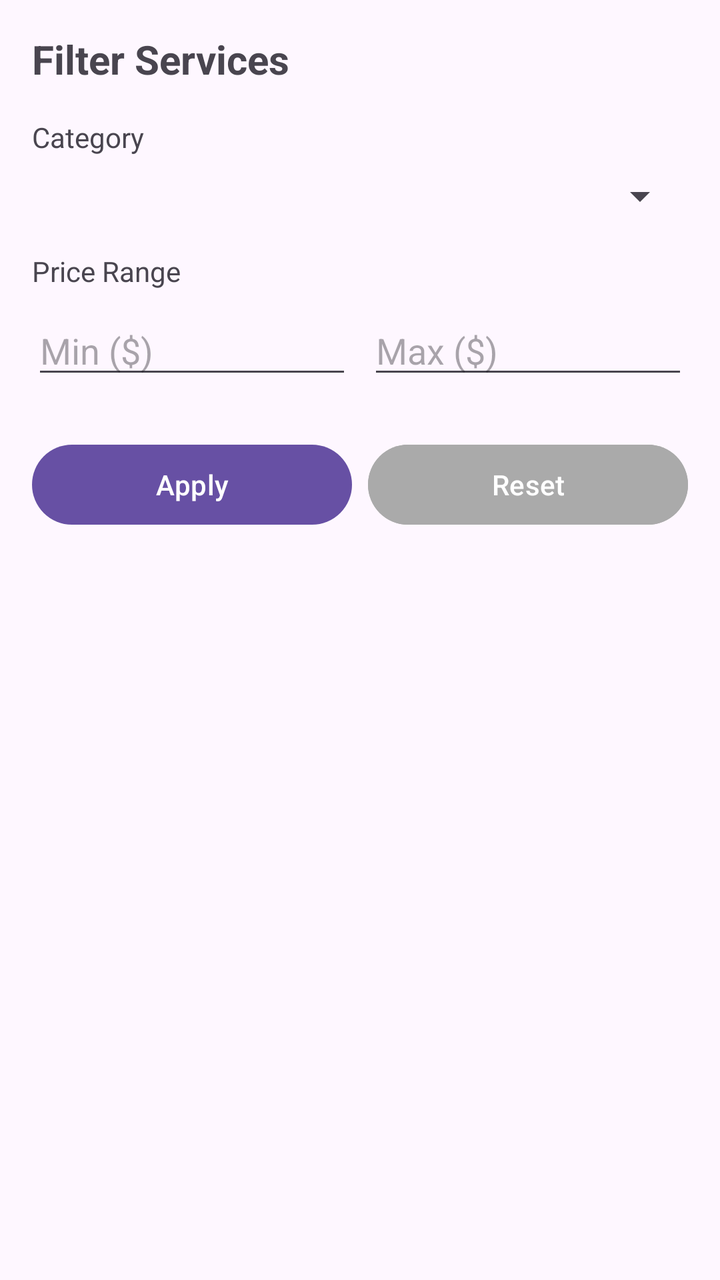
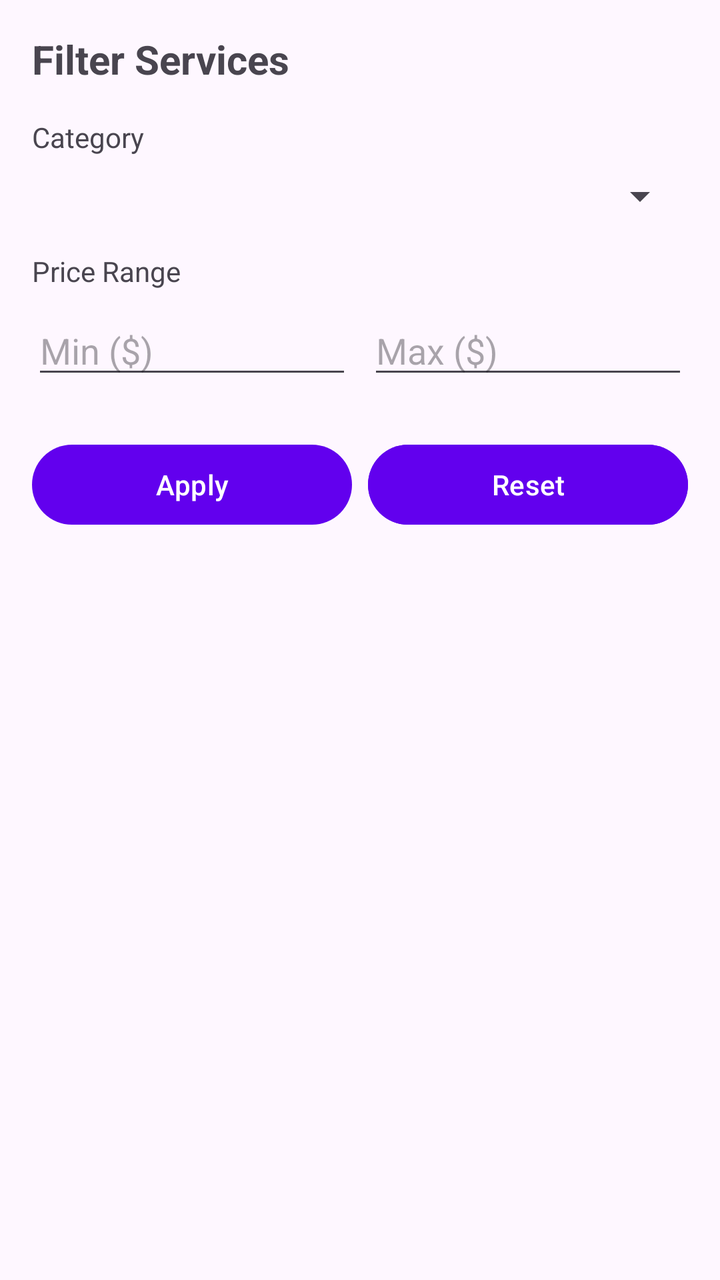

An Android layout rendered at two revisions. The XML below is the earlier revision; the diff shows what the commit changed to produce the second picture.
<!-- AndroidManifest.xml: application theme Theme.HomeService -->
<!-- res/layout/filter_bottom_sheet.xml -->
<?xml version="1.0" encoding="utf-8"?>
<LinearLayout xmlns:android="http://schemas.android.com/apk/res/android"
    android:layout_width="match_parent"
    android:layout_height="wrap_content"
    android:orientation="vertical"
    android:padding="16dp">

    <TextView
        android:layout_width="wrap_content"
        android:layout_height="wrap_content"
        android:text="Filter Services"
        android:textSize="20sp"
        android:textStyle="bold"
        android:layout_marginBottom="16dp" />

    <TextView
        android:layout_width="wrap_content"
        android:layout_height="wrap_content"
        android:text="Category"
        android:layout_marginBottom="8dp" />

    <Spinner
        android:id="@+id/spinnerCategory"
        android:layout_width="match_parent"
        android:layout_height="wrap_content"
        android:layout_marginBottom="16dp" />

    <TextView
        android:layout_width="wrap_content"
        android:layout_height="wrap_content"
        android:text="Price Range"
        android:layout_marginBottom="8dp" />

    <LinearLayout
        android:layout_width="match_parent"
        android:layout_height="wrap_content"
        android:orientation="horizontal"
        android:layout_marginBottom="16dp">

        <EditText
            android:id="@+id/etMinPrice"
            android:layout_width="0dp"
            android:layout_height="wrap_content"
            android:layout_weight="1"
            android:hint="Min ($)"
            android:inputType="numberDecimal"
            android:layout_marginEnd="8dp" />

        <EditText
            android:id="@+id/etMaxPrice"
            android:layout_width="0dp"
            android:layout_height="wrap_content"
            android:layout_weight="1"
            android:hint="Max ($)"
            android:inputType="numberDecimal" />
    </LinearLayout>

    <LinearLayout
        android:layout_width="match_parent"
        android:layout_height="wrap_content"
        android:orientation="horizontal"
        android:layout_marginTop="8dp">

        <Button
            android:id="@+id/btnApplyFilter"
            android:layout_width="0dp"
            android:layout_height="wrap_content"
            android:layout_weight="1"
            android:text="Apply"
            android:layout_marginEnd="8dp" />

        <Button
            android:id="@+id/btnResetFilter"
            android:layout_width="0dp"
            android:layout_height="wrap_content"
            android:layout_weight="1"
            android:text="Reset"
            android:backgroundTint="@android:color/darker_gray" />
    </LinearLayout>

</LinearLayout>
<!-- resources referenced by this layout -->
<resources>
  <style name="Theme.HomeService" parent="Base.Theme.HomeService" />
  <style name="Base.Theme.HomeService" parent="Theme.Material3.DayNight.NoActionBar">
          
          
      </style>
</resources>

<!-- the commit's change to res/layout/filter_bottom_sheet.xml (unified diff, before → after) -->
@@ -75,7 +75,7 @@
             android:layout_height="wrap_content"
             android:layout_weight="1"
             android:text="Reset"
-            android:backgroundTint="@android:color/darker_gray" />
+            android:backgroundTint="@color/purple_500" />
     </LinearLayout>
 
 </LinearLayout>
<!-- resource entries referenced after the edit -->
@@ -1,9 +1,21 @@
 <!-- resources referenced by this layout -->
 <resources>
-  <style name="Theme.HomeService" parent="Base.Theme.HomeService" />
-  <style name="Base.Theme.HomeService" parent="Theme.Material3.DayNight.NoActionBar">
-          
-          
+  <color name="purple_500">#6200EE</color>
+  <style name="Theme.HomeService" parent="Theme.Material3.DayNight.NoActionBar">
+          <item name="colorPrimary">@color/purple_500</item>
+          <item name="colorPrimaryVariant">@color/purple_700</item>
+          <item name="colorOnPrimary">@color/white</item>
+          <item name="colorSecondary">@color/teal_200</item>
+          <item name="colorSecondaryVariant">@color/teal_700</item>
+          <item name="colorOnSecondary">@color/black</item>
+          <item name="android:statusBarColor">?attr/colorPrimaryVariant</item>
+          <item name="android:windowLightStatusBar">true</item>
+          <item name="android:navigationBarColor">?android:attr/colorBackground</item>
       </style>
+  <color name="purple_700">#3700B3</color>
+  <color name="white">#FFFFFFFF</color>
+  <color name="teal_200">#03DAC5</color>
+  <color name="teal_700">#018786</color>
+  <color name="black">#FF000000</color>
 </resources>
 
